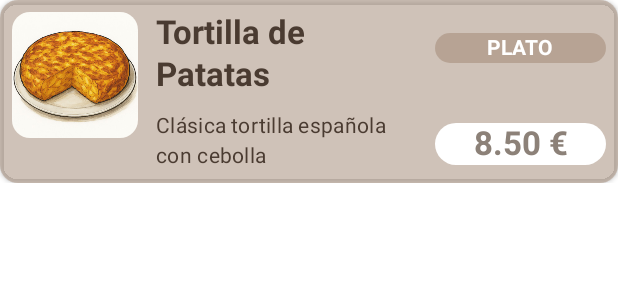
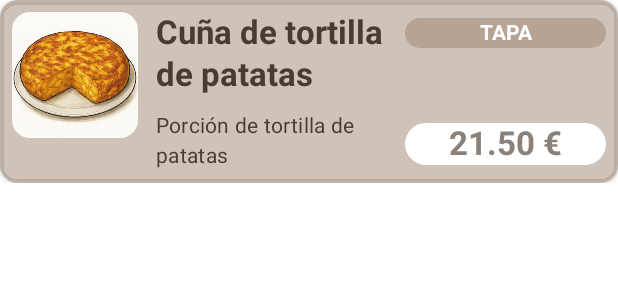
Before and after one commit to rluquea95/proyecto_comandas, an Android app built with Jetpack Compose: the @Preview function ProductoCardPreview, on a phone screen of 412 x 824 dp. Shown: the top 300 px of the screen. Run offline under Robolectric (Android 15) with nearby library versions, the phone set to English and light mode, and no system bars.

Commit message:
En proceso EnPreparacion (Screen y ViewModel). Correciones visuales en ProductoCard

```diff
--- a/app/src/main/java/com/example/readytapas/ui/components/ProductoCard.kt
+++ b/app/src/main/java/com/example/readytapas/ui/components/ProductoCard.kt
@@ -5,10 +5,14 @@ import android.util.Log
 import androidx.compose.foundation.Image
 import androidx.compose.foundation.background
 import androidx.compose.foundation.clickable
+import androidx.compose.foundation.layout.Arrangement
 import androidx.compose.foundation.layout.Box
 import androidx.compose.foundation.layout.Column
+import androidx.compose.foundation.layout.IntrinsicSize
 import androidx.compose.foundation.layout.Row
 import androidx.compose.foundation.layout.Spacer
+import androidx.compose.foundation.layout.fillMaxHeight
+import androidx.compose.foundation.layout.fillMaxSize
 import androidx.compose.foundation.layout.fillMaxWidth
 import androidx.compose.foundation.layout.height
 import androidx.compose.foundation.layout.padding
@@ -57,7 +61,11 @@ fun ProductoCard(
         shape = RoundedCornerShape(12.dp),
         colors = CardDefaults.cardColors(containerColor = MarronMedioAcentoOpacidad),
     ) {
-        Row(modifier = Modifier.padding(8.dp)) {
+        Row(modifier = Modifier
+            .fillMaxWidth()
+            .height(IntrinsicSize.Min) // Establece la altura mínima
+            .padding(8.dp)
+        ) {
             Column(modifier = Modifier.wrapContentWidth()) {
                 Image(
                     painter = loadLocalDrawableStrict(producto.imageUrl),
@@ -70,13 +78,13 @@ fun ProductoCard(
             }
 
             Spacer(modifier = Modifier.width(12.dp))
-
+            // Nombre y descripción centrados verticalmente
             Column(modifier = Modifier.wrapContentWidth()) {
                 Text(
                     producto.name,
                     style = MaterialTheme.typography.titleLarge.copy(fontWeight = FontWeight.Bold),
                     color = MarronOscuro,
-                    modifier = Modifier.width(180.dp)
+                    modifier = Modifier.width(160.dp)
                 )
 
                 Spacer(modifier = Modifier.height(10.dp))
@@ -85,20 +93,23 @@ fun ProductoCard(
                     producto.description,
                     color = MarronOscuro,
                     maxLines = 4,
-                    //overflow = TextOverflow.Ellipsis,
                     style = MaterialTheme.typography.bodyMedium,
-                    modifier = Modifier.width(170.dp)
+                    modifier = Modifier.width(160.dp)
                 )
             }
 
             Spacer(modifier = Modifier.width(6.dp))
 
             // Precio centrado verticalmente
-            Column(modifier = Modifier.align(alignment = Alignment.CenterVertically)
+            Column(modifier = Modifier
+                .fillMaxHeight()
+                .wrapContentWidth(),
+                verticalArrangement = Arrangement.SpaceBetween,
+                horizontalAlignment = Alignment.CenterHorizontally
             ) {
                 Box(
-                    modifier = Modifier
-                        .padding(vertical = 10.dp)
+                    modifier = Modifier.fillMaxWidth()
+                        .padding(top = 4.dp)
                         .clip(RoundedCornerShape(16.dp))
                         .background(MarronMedioAcentoOpacidad),
                     contentAlignment = Alignment.Center,
@@ -107,28 +118,28 @@ fun ProductoCard(
                         producto.category.name,
                         color = BlancoHueso,
                         style = MaterialTheme.typography.titleSmall.copy(fontWeight = FontWeight.Bold),
-                        textAlign = TextAlign.Center,
-                        modifier = Modifier.width(250.dp)
+                        textAlign = TextAlign.Center
                     )
                 }
 
-                Spacer(modifier = Modifier.height(30.dp))
-
                 Box(
                     modifier = Modifier.fillMaxWidth()
+                        .padding(bottom = 4.dp)
                         .clip(RoundedCornerShape(16.dp))
                         .background(BlancoHueso),
                     contentAlignment = Alignment.Center
                 ) {
                     Text(
+                        // Formatear el precio con dos decimales si es necesario
                         if (producto.price == producto.price.toInt().toDouble()) {
                             "${producto.price.toInt()} €"
                         } else {
+                            // Formatear el precio con dos decimales
                             "${String.format(Locale.getDefault(), "%.2f", producto.price)} €"
                         },
                         style = MaterialTheme.typography.titleLarge.copy(fontWeight = FontWeight.Bold),
                         color = GrisMedio,
-                        textAlign = TextAlign.Center,
+                        textAlign = TextAlign.Center
                     )
                 }
             }
@@ -166,7 +177,7 @@ fun ImagenProductoDialog(
                 Text(
                     producto.description,
                     style = MaterialTheme.typography.bodyMedium,
-                    modifier = Modifier.padding(top = 8.dp),
+                    modifier = Modifier.padding(top = 8.dp, start = 10.dp, end = 10.dp),
                     textAlign = TextAlign.Center,
                     color = GrisMedio
                 )
@@ -195,6 +206,7 @@ fun loadLocalDrawableStrict(name: String): Painter {
     val context = LocalContext.current
 
     val resId = remember(name) {
+        // Busca la imagen en res/drawable y almacena su ID
         context.resources.getIdentifier(name, "drawable", context.packageName)
     }
     return if (resId != 0) {
@@ -209,10 +221,10 @@ fun loadLocalDrawableStrict(name: String): Painter {
 @Composable
 fun ProductoCardPreview() {
     val productoMock = Producto(
-        name = "Tortilla de Patatas",
-        description = "Clásica tortilla española con cebolla",
-        category = CategoryProducto.PLATO,
-        price = 8.50,
+        name = "Cuña de tortilla de patatas",
+        description = "Porción de tortilla de patatas",
+        category = CategoryProducto.TAPA,
+        price = 21.50,
         imageUrl = "plato_tortilla"
     )
 
--- a/app/src/main/java/com/example/readytapas/ui/screens/carta/CartaScreen.kt
+++ b/app/src/main/java/com/example/readytapas/ui/screens/carta/CartaScreen.kt
@@ -54,7 +54,8 @@ fun CartaScreen(
         snackbarHost = {
             CustomSnackbarHost(
                 snackbarHostState = snackbarHostState,
-                snackbarType = state.snackbarType
+                snackbarType = state.snackbarType,
+                onDismiss = { viewModel.clearMessage() }
             )
         },
         topBar = {
--- a/app/src/main/java/com/example/readytapas/ui/screens/carta/CartaViewModel.kt
+++ b/app/src/main/java/com/example/readytapas/ui/screens/carta/CartaViewModel.kt
@@ -93,8 +93,7 @@ class CartaViewModel @Inject constructor(
 
     fun clearMessage() {
         _uiState.value = _uiState.value.copy(
-            message = null,
-            snackbarType = SnackbarType.INFO
+            message = null
         )
     }
 }
--- a/app/src/main/java/com/example/readytapas/ui/screens/enpreparacion/EnPreparacionScreen.kt
+++ b/app/src/main/java/com/example/readytapas/ui/screens/enpreparacion/EnPreparacionScreen.kt
@@ -77,7 +77,8 @@ fun EnPreparacionScreen(
         snackbarHost = {
             CustomSnackbarHost(
                 snackbarHostState = snackbarHostState,
-                snackbarType = state.snackbarType
+                snackbarType = state.snackbarType,
+                onDismiss = { viewModel.clearMessage() }
             )
         },
         topBar = {
@@ -271,7 +272,8 @@ fun EnPreparacionScreenMock(state: EnPreparacionUiState) {
         snackbarHost = {
             CustomSnackbarHost(
                 snackbarHostState = snackbarHostState,
-                snackbarType = state.snackbarType
+                snackbarType = state.snackbarType,
+                onDismiss = {}
             )
         },
         topBar = {
--- a/app/src/main/java/com/example/readytapas/ui/screens/enpreparacion/EnPreparacionViewModel.kt
+++ b/app/src/main/java/com/example/readytapas/ui/screens/enpreparacion/EnPreparacionViewModel.kt
@@ -96,8 +96,7 @@ class EnPreparacionViewModel @Inject constructor(
 
     fun clearMessage() {
         _uiState.value = _uiState.value.copy(
-            message = null,
-            snackbarType = SnackbarType.INFO
+            message = null
         )
     }
 
@@ -141,7 +140,7 @@ class EnPreparacionViewModel @Inject constructor(
 
             if (!huboError) {
                 _uiState.value = _uiState.value.copy(
-                    message = "Productos marcados como preparados ✅",
+                    message = "Productos marcados como preparados",
                     snackbarType = SnackbarType.SUCCESS,
                     productosSeleccionados = emptyMap()
                 )
--- a/app/src/main/java/com/example/readytapas/ui/screens/login/LoginScreen.kt
+++ b/app/src/main/java/com/example/readytapas/ui/screens/login/LoginScreen.kt
@@ -52,7 +52,8 @@ fun LoginScreen(
         snackbarHost = {
             CustomSnackbarHost(
                 snackbarHostState = snackbarHostState,
-                snackbarType = state.snackbarType
+                snackbarType = state.snackbarType,
+                onDismiss = { viewModel.clearMessage() }
             )
         }
     ) { paddingValues ->
--- a/app/src/main/java/com/example/readytapas/ui/screens/login/LoginViewModel.kt
+++ b/app/src/main/java/com/example/readytapas/ui/screens/login/LoginViewModel.kt
@@ -101,8 +101,7 @@ class LoginViewModel @Inject constructor(
 
     fun clearMessage() {
         _uiState.value = _uiState.value.copy(
-            message = null,
-            snackbarType = SnackbarType.INFO
+            message = null
         )
     }
 }
--- a/app/src/main/java/com/example/readytapas/ui/screens/tomarpedido/TomarPedidoScreen.kt
+++ b/app/src/main/java/com/example/readytapas/ui/screens/tomarpedido/TomarPedidoScreen.kt
@@ -64,7 +64,8 @@ fun TomarPedidoScreen(
         snackbarHost = {
             CustomSnackbarHost(
                 snackbarHostState = snackbarHostState,
-                snackbarType = state.snackbarType
+                snackbarType = state.snackbarType,
+                onDismiss = { viewModel.clearMessage() }
             )
         },
         topBar = {
```
Also changed, not shown: app/src/main/java/com/example/readytapas/ui/components/CustomSnackbarHost.kt (+5 -4 lines).
